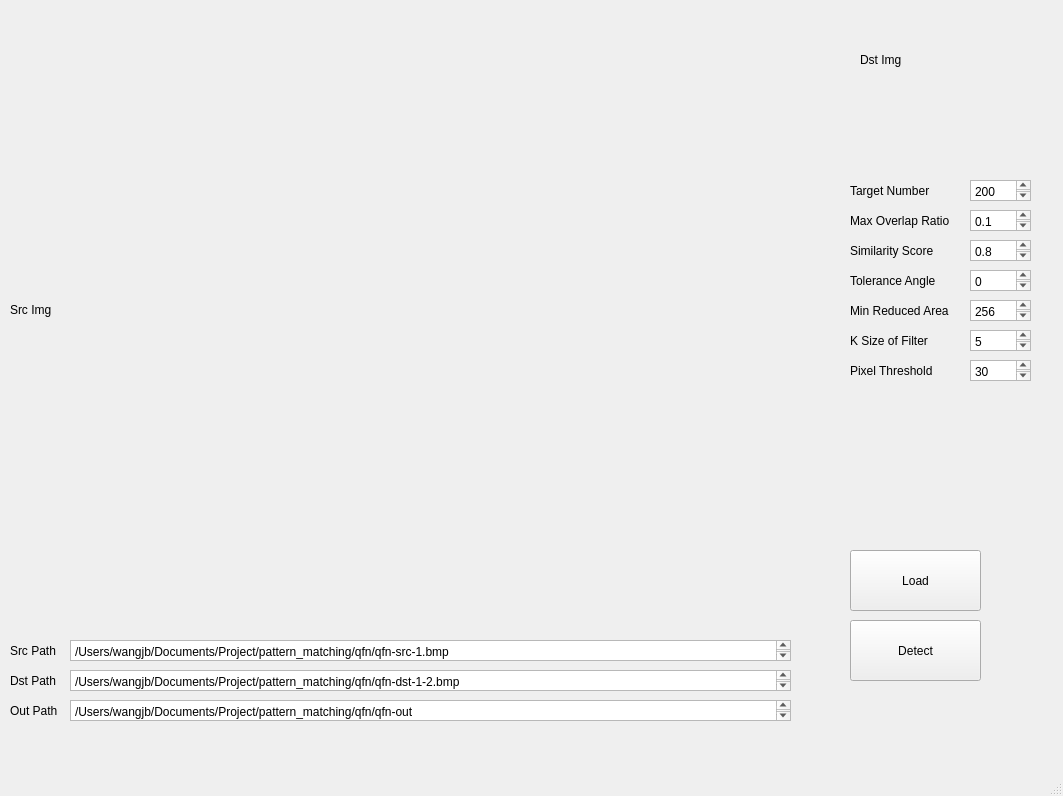
jinbao-wang/pattern_matching, file mainwindow.ui: the form before one commit.
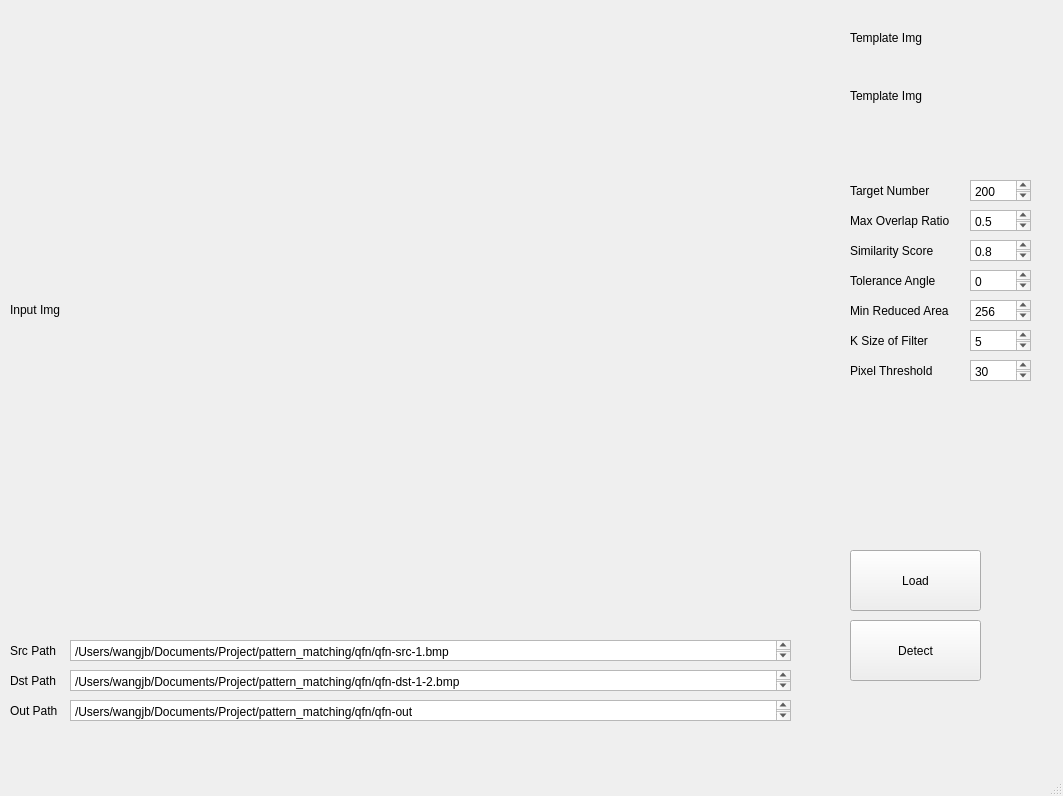
The form after the commit.

What changed in the file:
```diff
--- a/mainwindow.ui
+++ b/mainwindow.ui
@@ -37,7 +37,7 @@
      </rect>
     </property>
     <property name="text">
-     <string>Src Img</string>
+     <string>Input Img</string>
     </property>
    </widget>
    <widget class="QPlainTextEdit" name="plainTextEdit">
@@ -154,7 +154,7 @@
      </rect>
     </property>
     <property name="plainText">
-     <string>0.1</string>
+     <string>0.5</string>
     </property>
    </widget>
    <widget class="QLabel" name="label_6">
@@ -264,14 +264,14 @@
    <widget class="QLabel" name="label_10">
     <property name="geometry">
      <rect>
-      <x>860</x>
-      <y>20</y>
-      <width>80</width>
-      <height>80</height>
+      <x>850</x>
+      <y>60</y>
+      <width>131</width>
+      <height>71</height>
      </rect>
     </property>
     <property name="text">
-     <string>Dst Img</string>
+     <string>Template Img</string>
     </property>
    </widget>
    <widget class="QLabel" name="label_11">
@@ -326,6 +326,19 @@
      <string>30</string>
     </property>
    </widget>
+   <widget class="QLabel" name="label_13">
+    <property name="geometry">
+     <rect>
+      <x>850</x>
+      <y>30</y>
+      <width>101</width>
+      <height>16</height>
+     </rect>
+    </property>
+    <property name="text">
+     <string>Template Img</string>
+    </property>
+   </widget>
   </widget>
   <widget class="QMenuBar" name="menubar">
    <property name="geometry">
```
